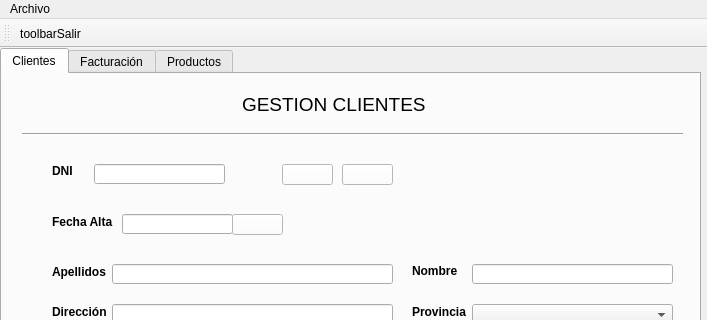
The window that Proyecto2/ventana.ui (natimoreira/DI) describes before a commit, drawn with Qt 5; both pictures show x 0 to 707 and y 0 to 320 of the 707 by 735 pixel window.
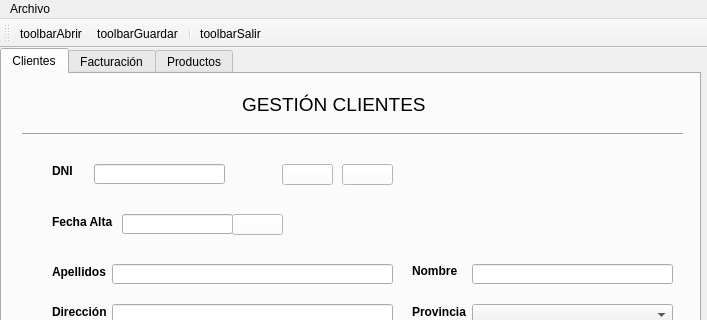
The same window after the commit. Icons and pictures are not drawn.

Diff of the .ui file:
```diff
--- a/Proyecto2/ventana.ui
+++ b/Proyecto2/ventana.ui
@@ -854,7 +854,7 @@
        </font>
       </property>
       <property name="text">
-       <string>GESTION CLIENTES</string>
+       <string>GESTIÓN CLIENTES</string>
       </property>
      </widget>
      <widget class="QLabel" name="labelDireccion">
@@ -1980,8 +1980,11 @@
     <enum>TopToolBarArea</enum>
    </attribute>
    <attribute name="toolBarBreak">
-    <bool>true</bool>
+    <bool>false</bool>
    </attribute>
+   <addaction name="actiontoolbarAbrir"/>
+   <addaction name="actiontoolbarGuardar"/>
+   <addaction name="separator"/>
    <addaction name="actiontoolbarSalir"/>
   </widget>
   <action name="actionSalir">
@@ -2007,6 +2010,32 @@
     <bool>false</bool>
    </property>
   </action>
+  <action name="actionAbrir">
+   <property name="text">
+    <string>Abrir...</string>
+   </property>
+   <property name="shortcut">
+    <string>Alt+O</string>
+   </property>
+  </action>
+  <action name="actiontoolbarAbrir">
+   <property name="icon">
+    <iconset>
+     <normaloff>img/abrir.png</normaloff>img/abrir.png</iconset>
+   </property>
+   <property name="text">
+    <string>toolbarAbrir</string>
+   </property>
+  </action>
+  <action name="actiontoolbarGuardar">
+   <property name="icon">
+    <iconset>
+     <normaloff>img/guardarZip.png</normaloff>img/guardarZip.png</iconset>
+   </property>
+   <property name="text">
+    <string>toolbarGuardar</string>
+   </property>
+  </action>
  </widget>
  <resources>
   <include location="toolbarSalir.qrc"/>
```
Left out of the diff: 6 changed lines with no effect on the pictures.
